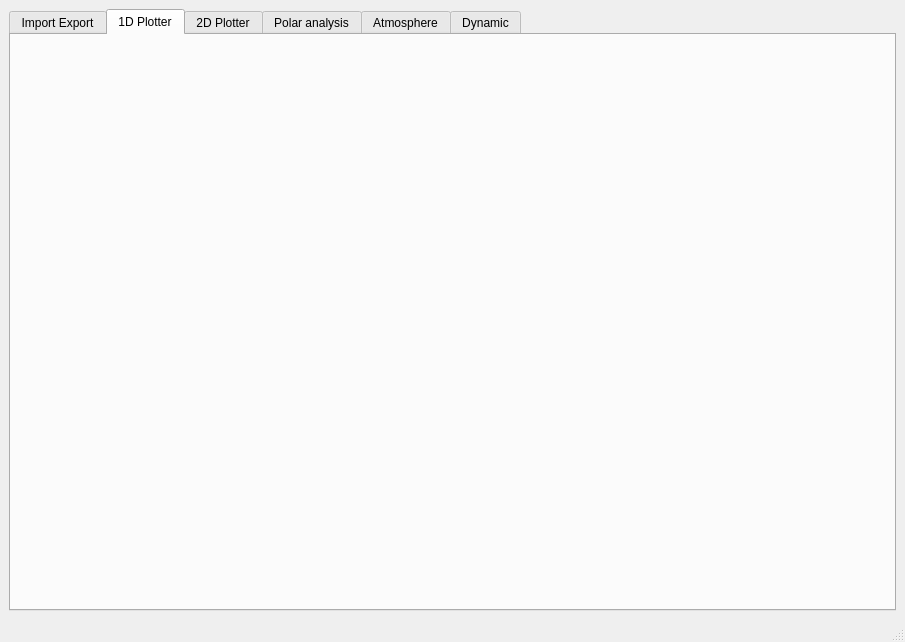
TheGoodWeather/Vector-Vario-Analyzer, file src/gui/mainwindow.ui: the form before one commit.
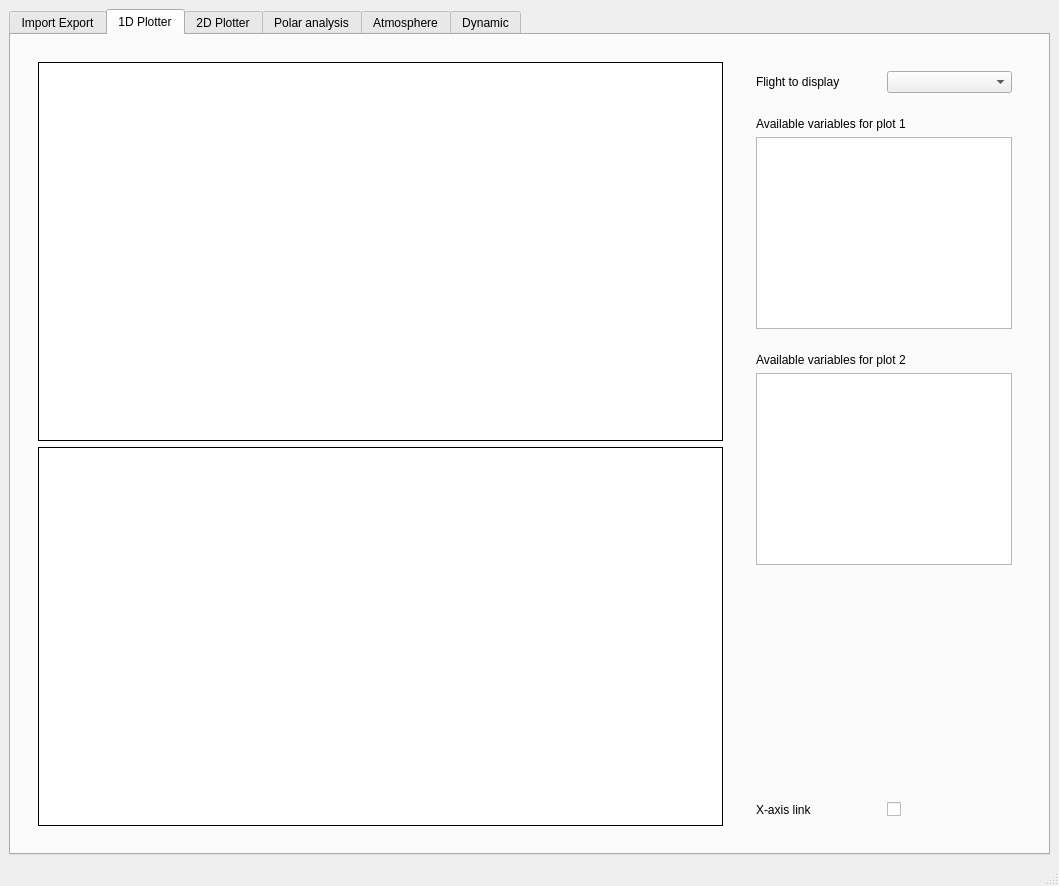
The form after the commit. The open tabs and pages were chosen to show the change. Custom widgets are drawn as their Qt base class.

Commit message: Début du volet graph 1D , avec gestion des variables à afficher

Patch:
```diff
--- a/src/gui/mainwindow.ui
+++ b/src/gui/mainwindow.ui
@@ -6,8 +6,8 @@
    <rect>
     <x>0</x>
     <y>0</y>
-    <width>905</width>
-    <height>642</height>
+    <width>1059</width>
+    <height>886</height>
    </rect>
   </property>
   <property name="windowTitle">
@@ -290,6 +290,171 @@
        <attribute name="title">
         <string>1D Plotter</string>
        </attribute>
+       <layout class="QHBoxLayout" name="horizontalLayout_3">
+        <item>
+         <widget class="QWidget" name="widget" native="true">
+          <layout class="QHBoxLayout" name="horizontalLayout_9">
+           <item>
+            <widget class="QWidget" name="widget_7" native="true">
+             <layout class="QVBoxLayout" name="verticalLayout_7">
+              <item>
+               <widget class="PlotWidget" name="graph1_tab1D">
+                <property name="cursor" stdset="0">
+                 <cursorShape>ArrowCursor</cursorShape>
+                </property>
+                <property name="mouseTracking">
+                 <bool>true</bool>
+                </property>
+                <property name="tabletTracking">
+                 <bool>true</bool>
+                </property>
+                <property name="styleSheet">
+                 <string notr="true"/>
+                </property>
+                <property name="frameShape">
+                 <enum>QFrame::Box</enum>
+                </property>
+                <property name="frameShadow">
+                 <enum>QFrame::Plain</enum>
+                </property>
+                <property name="interactive">
+                 <bool>true</bool>
+                </property>
+               </widget>
+              </item>
+              <item>
+               <widget class="PlotWidget" name="graph2_tab1D">
+                <property name="cursor" stdset="0">
+                 <cursorShape>ArrowCursor</cursorShape>
+                </property>
+                <property name="mouseTracking">
+                 <bool>true</bool>
+                </property>
+                <property name="tabletTracking">
+                 <bool>true</bool>
+                </property>
+                <property name="styleSheet">
+                 <string notr="true"/>
+                </property>
+                <property name="frameShape">
+                 <enum>QFrame::Box</enum>
+                </property>
+                <property name="frameShadow">
+                 <enum>QFrame::Plain</enum>
+                </property>
+                <property name="interactive">
+                 <bool>true</bool>
+                </property>
+               </widget>
+              </item>
+             </layout>
+            </widget>
+           </item>
+           <item>
+            <widget class="QWidget" name="widget_2" native="true">
+             <layout class="QVBoxLayout" name="verticalLayout_6">
+              <item>
+               <widget class="QWidget" name="widget_3" native="true">
+                <layout class="QHBoxLayout" name="horizontalLayout_4">
+                 <item>
+                  <widget class="QLabel" name="label_4">
+                   <property name="text">
+                    <string>Flight to display</string>
+                   </property>
+                  </widget>
+                 </item>
+                 <item>
+                  <widget class="QComboBox" name="comboBox_flight_tab1D"/>
+                 </item>
+                </layout>
+               </widget>
+              </item>
+              <item>
+               <widget class="QWidget" name="widget_4" native="true">
+                <layout class="QVBoxLayout" name="verticalLayout_8">
+                 <item>
+                  <widget class="QLabel" name="label_5">
+                   <property name="text">
+                    <string>Available variables for plot 1</string>
+                   </property>
+                  </widget>
+                 </item>
+                 <item>
+                  <widget class="QListWidget" name="listWidget_variable_plot1">
+                   <property name="sizePolicy">
+                    <sizepolicy hsizetype="Minimum" vsizetype="Minimum">
+                     <horstretch>0</horstretch>
+                     <verstretch>0</verstretch>
+                    </sizepolicy>
+                   </property>
+                  </widget>
+                 </item>
+                </layout>
+               </widget>
+              </item>
+              <item>
+               <widget class="QWidget" name="widget_5" native="true">
+                <layout class="QVBoxLayout" name="verticalLayout_9">
+                 <item>
+                  <widget class="QLabel" name="label_6">
+                   <property name="text">
+                    <string>Available variables for plot 2</string>
+                   </property>
+                  </widget>
+                 </item>
+                 <item>
+                  <widget class="QListWidget" name="listWidget_variable_plot2">
+                   <property name="sizePolicy">
+                    <sizepolicy hsizetype="Minimum" vsizetype="Minimum">
+                     <horstretch>0</horstretch>
+                     <verstretch>0</verstretch>
+                    </sizepolicy>
+                   </property>
+                  </widget>
+                 </item>
+                </layout>
+               </widget>
+              </item>
+              <item>
+               <spacer name="verticalSpacer">
+                <property name="orientation">
+                 <enum>Qt::Vertical</enum>
+                </property>
+                <property name="sizeHint" stdset="0">
+                 <size>
+                  <width>20</width>
+                  <height>40</height>
+                 </size>
+                </property>
+               </spacer>
+              </item>
+              <item>
+               <widget class="QWidget" name="widget_6" native="true">
+                <layout class="QHBoxLayout" name="horizontalLayout_8">
+                 <item>
+                  <widget class="QLabel" name="label_7">
+                   <property name="text">
+                    <string>X-axis link</string>
+                   </property>
+                  </widget>
+                 </item>
+                 <item>
+                  <widget class="QCheckBox" name="checkBox_x_axis_link">
+                   <property name="text">
+                    <string/>
+                   </property>
+                  </widget>
+                 </item>
+                </layout>
+               </widget>
+              </item>
+             </layout>
+            </widget>
+           </item>
+          </layout>
+         </widget>
+        </item>
+       </layout>
       </widget>
       <widget class="QWidget" name="twoDplotter_tab">
        <attribute name="title">
@@ -327,6 +492,13 @@
   </widget>
   <widget class="QStatusBar" name="statusbar"/>
  </widget>
+ <customwidgets>
+  <customwidget>
+   <class>PlotWidget</class>
+   <extends>QGraphicsView</extends>
+   <header>pyqtgraph</header>
+  </customwidget>
+ </customwidgets>
  <resources/>
  <connections/>
 </ui>
```
Left out of the diff: 6 changed lines with no effect on the pictures. The commit also changes 10 other files.
